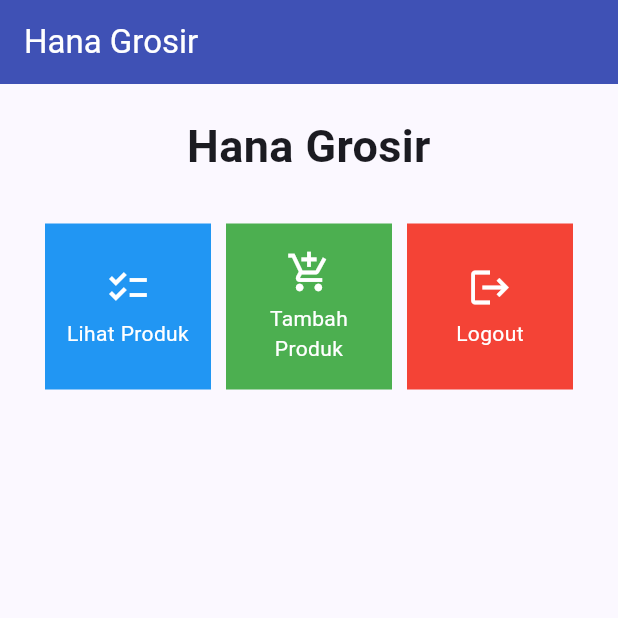
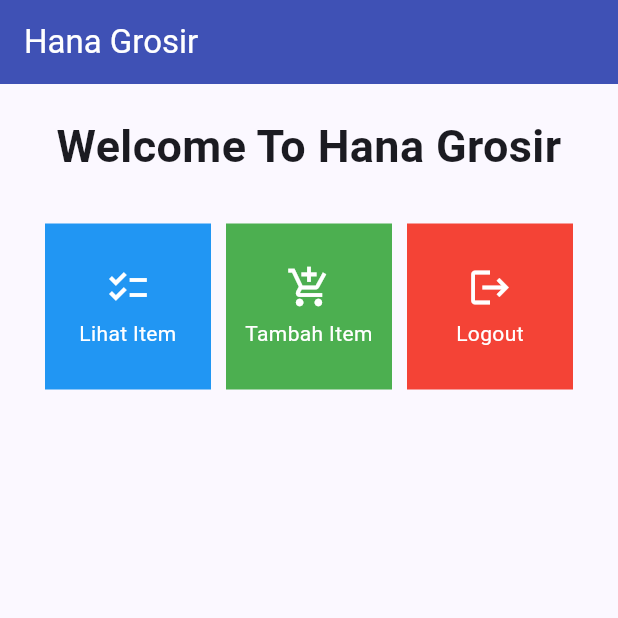
Before and after one commit to catherinehana/TugasPBPFlutter, a Flutter app: the screen it shows after launch, on a phone screen of 412 x 824 dp, the top half of it. Run offline on Flutter 3.47's test engine with Material 2 defaults, Android fonts, the phone set to English and light mode, and no system bars.

Commit message:
Selesai Tugas07

```diff
--- a/lib/menu.dart
+++ b/lib/menu.dart
@@ -4,8 +4,8 @@ class MyHomePage extends StatelessWidget {
   MyHomePage({Key? key}) : super(key: key);
 
   final List<ShopItem> items = [
-    ShopItem("Lihat Produk", Icons.checklist),
-    ShopItem("Tambah Produk", Icons.add_shopping_cart),
+    ShopItem("Lihat Item", Icons.checklist),
+    ShopItem("Tambah Item", Icons.add_shopping_cart),
     ShopItem("Logout", Icons.logout),
   ];
 
@@ -23,7 +23,7 @@ class MyHomePage extends StatelessWidget {
               const Padding(
                 padding: EdgeInsets.only(top: 10.0, bottom: 10.0),
                 child: Text(
-                  'Hana Grosir',
+                  'Welcome To Hana Grosir',
                   textAlign: TextAlign.center,
                   style: TextStyle(
                     fontSize: 30,
@@ -63,9 +63,9 @@ class ShopCard extends StatelessWidget {
   const ShopCard(this.item, {Key? key}) : super(key: key);
 
   Color getColorForItem(ShopItem item) {
-    if (item.name == "Lihat Produk") {
+    if (item.name == "Lihat Item") {
       return Colors.blue;
-    } else if (item.name == "Tambah Produk") {
+    } else if (item.name == "Tambah Item") {
       return Colors.green;
     } else if (item.name == "Logout") {
       return Colors.red;
```
Also changed, not shown: 1 other file.
